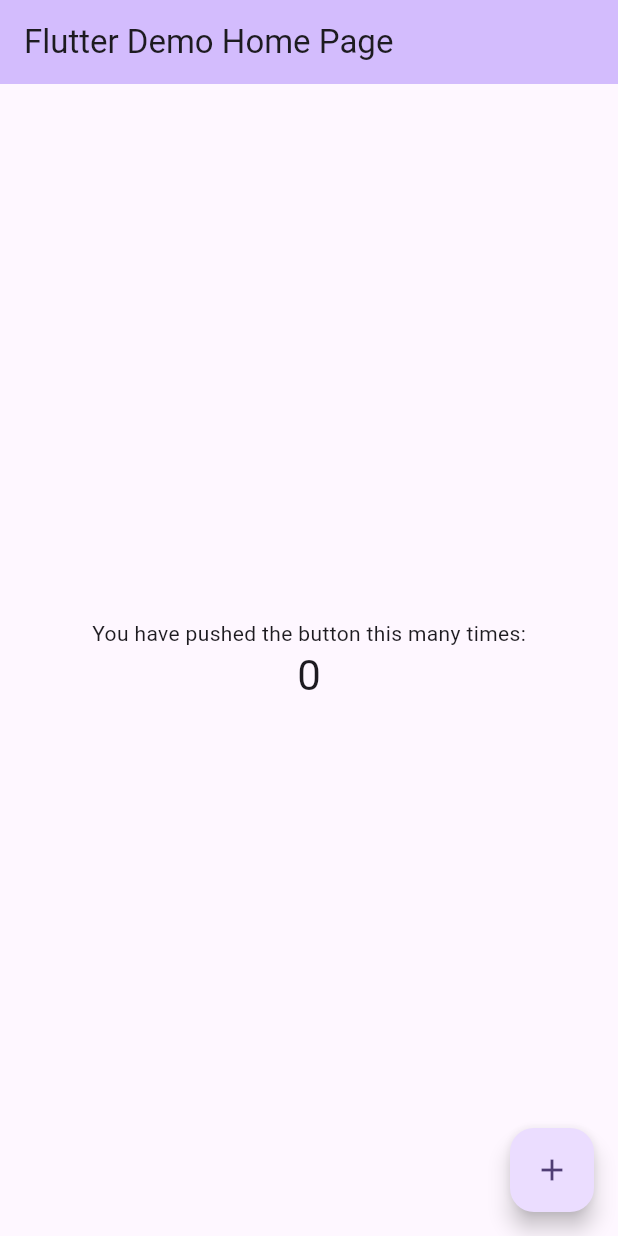
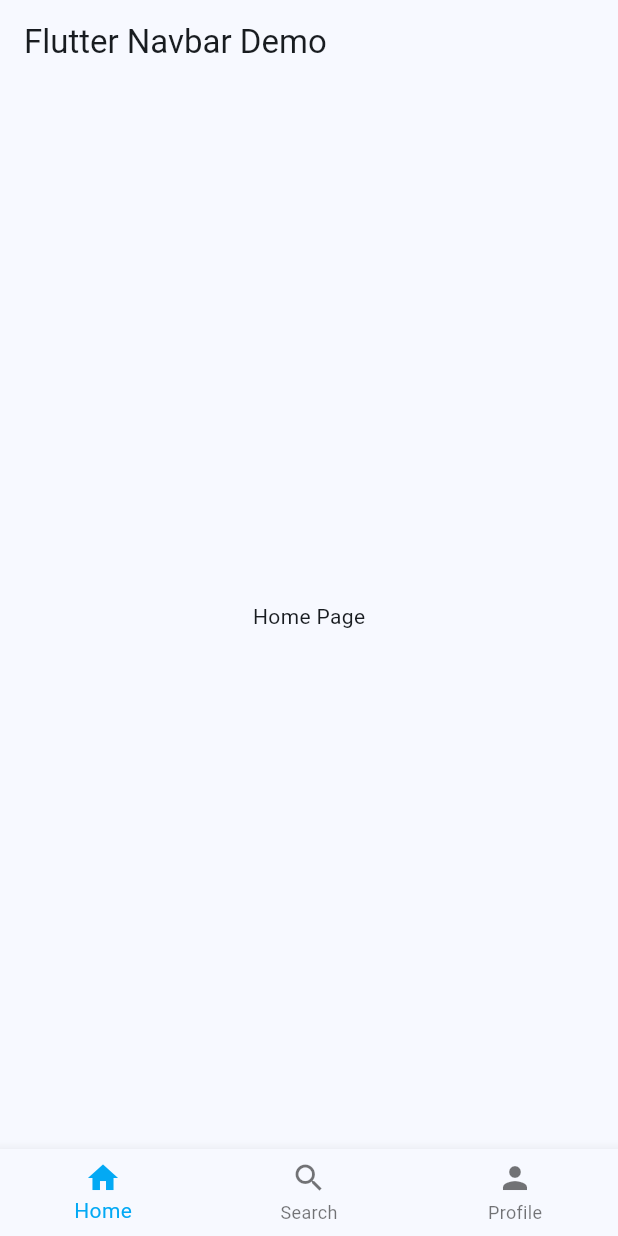
Before and after one commit to EdgeLordE/HikeMate, a Flutter app: the screen it shows after launch, on a phone screen of 412 x 824 dp. Run offline on Flutter 3.47's test engine with Material 3 defaults, Android fonts, the phone set to English and light mode, and no system bars.

Commit message:
Programm erstellt und erste dateien erstellt. Bisschen ausprobiert

```diff
--- a/src/lib/main.dart
+++ b/src/lib/main.dart
@@ -7,116 +7,68 @@ void main() {
 class MyApp extends StatelessWidget {
   const MyApp({super.key});
 
-  // This widget is the root of your application.
   @override
   Widget build(BuildContext context) {
     return MaterialApp(
-      title: 'Flutter Demo',
+      title: 'HikeMate',
       theme: ThemeData(
-        // This is the theme of your application.
-        //
-        // TRY THIS: Try running your application with "flutter run". You'll see
-        // the application has a purple toolbar. Then, without quitting the app,
-        // try changing the seedColor in the colorScheme below to Colors.green
-        // and then invoke "hot reload" (save your changes or press the "hot
-        // reload" button in a Flutter-supported IDE, or press "r" if you used
-        // the command line to start the app).
-        //
-        // Notice that the counter didn't reset back to zero; the application
-        // state is not lost during the reload. To reset the state, use hot
-        // restart instead.
-        //
-        // This works for code too, not just values: Most code changes can be
-        // tested with just a hot reload.
-        colorScheme: ColorScheme.fromSeed(seedColor: Colors.deepPurple),
+        colorScheme: ColorScheme.fromSeed(seedColor: Colors.lightBlue),
       ),
-      home: const MyHomePage(title: 'Flutter Demo Home Page'),
+      home: const MyHomePage(),
     );
   }
 }
 
 class MyHomePage extends StatefulWidget {
-  const MyHomePage({super.key, required this.title});
-
-  // This widget is the home page of your application. It is stateful, meaning
-  // that it has a State object (defined below) that contains fields that affect
-  // how it looks.
-
-  // This class is the configuration for the state. It holds the values (in this
-  // case the title) provided by the parent (in this case the App widget) and
-  // used by the build method of the State. Fields in a Widget subclass are
-  // always marked "final".
-
-  final String title;
+  const MyHomePage({super.key});
 
   @override
   State<MyHomePage> createState() => _MyHomePageState();
 }
 
 class _MyHomePageState extends State<MyHomePage> {
-  int _counter = 0;
+  int _selectedIndex = 0;
 
-  void _incrementCounter() {
+  // Liste der Seiten für die Navigation
+  static const List<Widget> _pages = <Widget>[
+    Center(child: Text('Home Page')),
+    Center(child: Text('Search Page')),
+    Center(child: Text('Profile Page')),
+  ];
+
+  void _onItemTapped(int index) {
     setState(() {
-      // This call to setState tells the Flutter framework that something has
-      // changed in this State, which causes it to rerun the build method below
-      // so that the display can reflect the updated values. If we changed
-      // _counter without calling setState(), then the build method would not be
-      // called again, and so nothing would appear to happen.
-      _counter++;
+      _selectedIndex = index;
     });
   }
 
   @override
   Widget build(BuildContext context) {
-    // This method is rerun every time setState is called, for instance as done
-    // by the _incrementCounter method above.
-    //
-    // The Flutter framework has been optimized to make rerunning build methods
-    // fast, so that you can just rebuild anything that needs updating rather
-    // than having to individually change instances of widgets.
     return Scaffold(
       appBar: AppBar(
-        // TRY THIS: Try changing the color here to a specific color (to
-        // Colors.amber, perhaps?) and trigger a hot reload to see the AppBar
-        // change color while the other colors stay the same.
-        backgroundColor: Theme.of(context).colorScheme.inversePrimary,
-        // Here we take the value from the MyHomePage object that was created by
-        // the App.build method, and use it to set our appbar title.
-        title: Text(widget.title),
+        title: const Text('Flutter Navbar Demo'),
       ),
-      body: Center(
-        // Center is a layout widget. It takes a single child and positions it
-        // in the middle of the parent.
-        child: Column(
-          // Column is also a layout widget. It takes a list of children and
-          // arranges them vertically. By default, it sizes itself to fit its
-          // children horizontally, and tries to be as tall as its parent.
-          //
-          // Column has various properties to control how it sizes itself and
-          // how it positions its children. Here we use mainAxisAlignment to
-          // center the children vertically; the main axis here is the vertical
-          // axis because Columns are vertical (the cross axis would be
-          // horizontal).
-          //
-          // TRY THIS: Invoke "debug painting" (choose the "Toggle Debug Paint"
-          // action in the IDE, or press "p" in the console), to see the
-          // wireframe for each widget.
-          mainAxisAlignment: MainAxisAlignment.center,
-          children: <Widget>[
-            const Text('You have pushed the button this many times:'),
-            Text(
-              '$_counter',
-              style: Theme.of(context).textTheme.headlineMedium,
-            ),
-          ],
-        ),
+      body: _pages[_selectedIndex],
+      bottomNavigationBar: BottomNavigationBar(
+        items: const <BottomNavigationBarItem>[
+          BottomNavigationBarItem(
+            icon: Icon(Icons.home),
+            label: 'Home',
+
+          ),
+          BottomNavigationBarItem(
+            icon: Icon(Icons.search),
+            label: 'Search',
+          ),
+          BottomNavigationBarItem(
+            icon: Icon(Icons.person),
+            label: 'Profile',
+          ),
+        ],
+        currentIndex: _selectedIndex,
+        selectedItemColor: Colors.lightBlue,
+        onTap: _onItemTapped,
       ),
-      floatingActionButton: FloatingActionButton(
-        onPressed: _incrementCounter,
-        tooltip: 'Increment',
-        child: const Icon(Icons.add),
-      ), // This trailing comma makes auto-formatting nicer for build methods.
     );
   }
 }
--- a/src/pubspec.yaml
+++ b/src/pubspec.yaml
@@ -1,4 +1,4 @@
-name: src
+name: HikeMate
 description: "A new Flutter project."
 # The following line prevents the package from being accidentally published to
 # pub.dev using `flutter pub publish`. This is preferred for private packages.
@@ -24,7 +24,7 @@ environment:
 # Dependencies specify other packages that your package needs in order to work.
 # To automatically upgrade your package dependencies to the latest versions
 # consider running `flutter pub upgrade --major-versions`. Alternatively,
-# dependencies can be manually updated by changing the version numbers below to
+# dependencies can be manually updatvied by changing the version numbers below to
 # the latest version available on pub.dev. To see which dependencies have newer
 # versions available, run `flutter pub outdated`.
 dependencies:
```
Also changed, not shown: doc/Klassendiagramm.png (deleted), src/lib/Pages/LoginPage.dart (added), src/lib/Pages/NavigationPage.dart (added), src/lib/Pages/RegistrationPage.dart (added), src/lib/navbar.dart (added).
